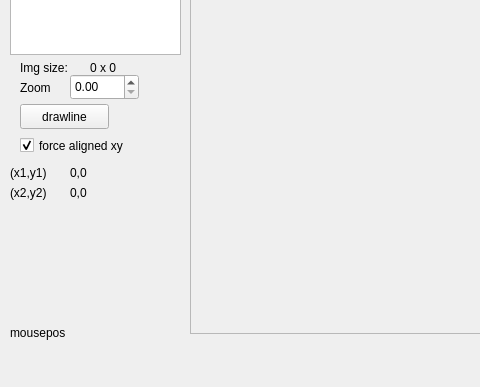
The window that mainwindow.ui (nattaon/labellingfloorplan) describes before a commit, drawn with Qt 5; both pictures show x 0 to 480 and y 213 to 600 of the 800 by 600 pixel window.
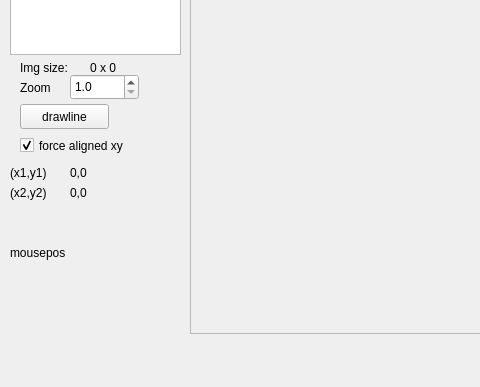
The same window after the commit.

The edit to the form file:
```diff
--- a/mainwindow.ui
+++ b/mainwindow.ui
@@ -74,12 +74,21 @@
       <height>26</height>
      </rect>
     </property>
+    <property name="decimals">
+     <number>1</number>
+    </property>
+    <property name="minimum">
+     <double>1.000000000000000</double>
+    </property>
+    <property name="maximum">
+     <double>10.000000000000000</double>
+    </property>
    </widget>
    <widget class="QLabel" name="imageLabel">
     <property name="geometry">
      <rect>
       <x>10</x>
-      <y>490</y>
+      <y>400</y>
       <width>141</width>
       <height>41</height>
      </rect>
@@ -128,7 +137,7 @@
     <property name="geometry">
      <rect>
       <x>10</x>
-      <y>520</y>
+      <y>440</y>
       <width>101</width>
       <height>17</height>
      </rect>
```
